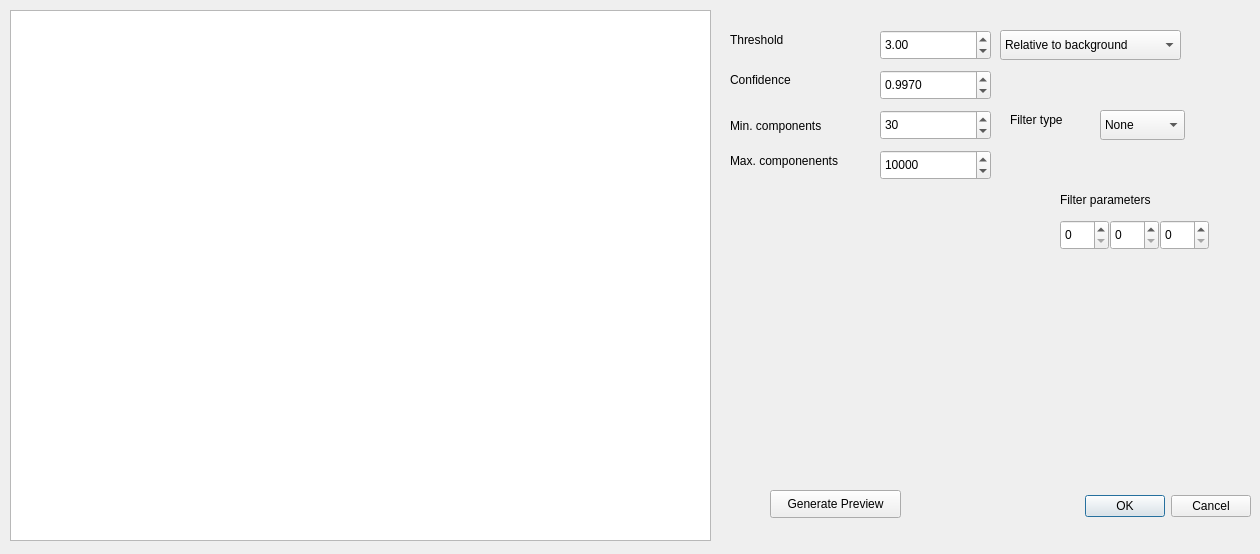
Before: the Qt Designer form apps/NSXQt/ui/DialogConvolve.ui in k61n/openhkl, drawn with Qt 5.
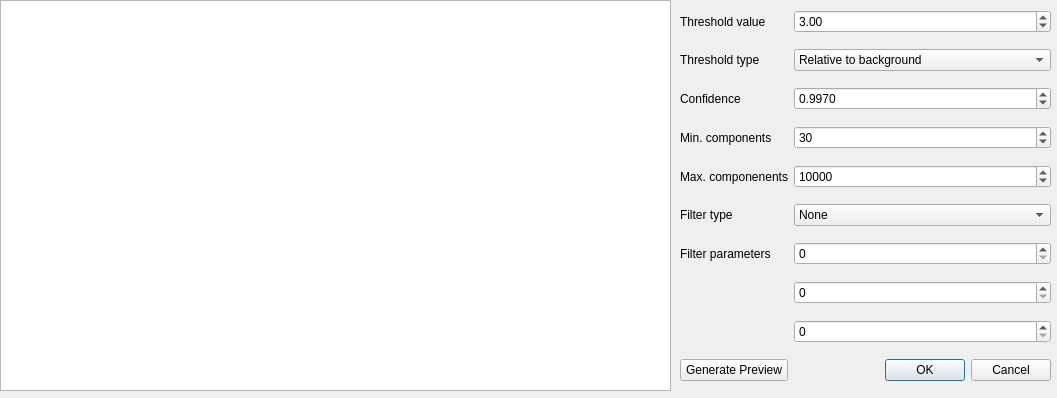
After: the same form once the commit is applied.

Commit message: improvement to peak find dialog, minor bugfixes, updated progress bar

Patch:
```diff
--- a/apps/NSXQt/ui/DialogConvolve.ui
+++ b/apps/NSXQt/ui/DialogConvolve.ui
@@ -6,8 +6,8 @@
    <rect>
     <x>0</x>
     <y>0</y>
-    <width>1260</width>
-    <height>554</height>
+    <width>1057</width>
+    <height>398</height>
    </rect>
   </property>
   <property name="windowTitle">
@@ -16,125 +16,28 @@
   <property name="modal">
    <bool>false</bool>
   </property>
-  <widget class="QDialogButtonBox" name="buttonBox">
-   <property name="geometry">
-    <rect>
-     <x>1080</x>
-     <y>490</y>
-     <width>171</width>
-     <height>32</height>
-    </rect>
-   </property>
-   <property name="orientation">
-    <enum>Qt::Horizontal</enum>
-   </property>
-   <property name="standardButtons">
-    <set>QDialogButtonBox::Cancel|QDialogButtonBox::Ok</set>
-   </property>
-  </widget>
   <widget class="QGraphicsView" name="graphicsView">
    <property name="geometry">
     <rect>
-     <x>10</x>
-     <y>10</y>
-     <width>701</width>
-     <height>531</height>
+     <x>0</x>
+     <y>0</y>
+     <width>671</width>
+     <height>391</height>
     </rect>
    </property>
   </widget>
-  <widget class="QPushButton" name="previewButton">
+  <widget class="QWidget" name="">
    <property name="geometry">
     <rect>
-     <x>770</x>
-     <y>490</y>
-     <width>131</width>
-     <height>28</height>
+     <x>680</x>
+     <y>0</y>
+     <width>371</width>
+     <height>391</height>
     </rect>
    </property>
-   <property name="text">
-    <string>Generate Preview</string>
-   </property>
-  </widget>
-  <widget class="QLabel" name="thresholdLabel">
-   <property name="geometry">
-    <rect>
-     <x>730</x>
-     <y>30</y>
-     <width>66</width>
-     <height>20</height>
-    </rect>
-   </property>
-   <property name="text">
-    <string>Threshold</string>
-   </property>
-  </widget>
-  <widget class="QDoubleSpinBox" name="thresholdSpinBox">
-   <property name="geometry">
-    <rect>
-     <x>880</x>
-     <y>30</y>
-     <width>111</width>
-     <height>30</height>
-    </rect>
-   </property>
-   <property name="maximum">
-    <double>1000000.000000000000000</double>
-   </property>
-   <property name="singleStep">
-    <double>0.100000000000000</double>
-   </property>
-   <property name="value">
-    <double>3.000000000000000</double>
-   </property>
-  </widget>
-  <widget class="QLabel" name="confidenceLabel">
-   <property name="geometry">
-    <rect>
-     <x>730</x>
-     <y>70</y>
-     <width>101</width>
-     <height>20</height>
-    </rect>
-   </property>
-   <property name="text">
-    <string>Confidence</string>
-   </property>
-  </widget>
-  <widget class="QLabel" name="minCompLabel">
-   <property name="geometry">
-    <rect>
-     <x>730</x>
-     <y>110</y>
-     <width>131</width>
-     <height>31</height>
-    </rect>
-   </property>
-   <property name="text">
-    <string>Min. components</string>
-   </property>
-  </widget>
-  <widget class="QLabel" name="maxCompLabel">
-   <property name="geometry">
-    <rect>
-     <x>730</x>
-     <y>150</y>
-     <width>141</width>
-     <height>21</height>
-    </rect>
-   </property>
-   <property name="text">
-    <string>Max. componenents</string>
-   </property>
-  </widget>
+   <layout class="QGridLayout" name="gridLayout">
+    <item row="1" column="2">
   <widget class="QComboBox" name="thresholdComboBox">
-   <property name="geometry">
-    <rect>
-     <x>1000</x>
-     <y>30</y>
-     <width>181</width>
-     <height>30</height>
-    </rect>
-   </property>
    <item>
     <property name="text">
      <string>Relative to background</string>
@@ -146,15 +49,9 @@
     </property>
    </item>
   </widget>
+    </item>
+    <item row="2" column="2">
   <widget class="QDoubleSpinBox" name="confidenceSpinBox">
-   <property name="geometry">
-    <rect>
-     <x>880</x>
-     <y>70</y>
-     <width>111</width>
-     <height>30</height>
-    </rect>
-   </property>
    <property name="decimals">
     <number>4</number>
    </property>
@@ -168,48 +65,9 @@
     <double>0.997000000000000</double>
    </property>
   </widget>
-  <widget class="QLabel" name="filterLabel">
-   <property name="geometry">
-    <rect>
-     <x>1010</x>
-     <y>110</y>
-     <width>81</width>
-     <height>20</height>
-    </rect>
-   </property>
-   <property name="text">
-    <string>Filter type</string>
-   </property>
-  </widget>
-  <widget class="QComboBox" name="filterComboBox">
-   <property name="geometry">
-    <rect>
-     <x>1100</x>
-     <y>110</y>
-     <width>85</width>
-     <height>30</height>
-    </rect>
-   </property>
-   <item>
-    <property name="text">
-     <string>None</string>
-    </property>
-   </item>
-   <item>
-    <property name="text">
-     <string>Annular</string>
-    </property>
-   </item>
-  </widget>
+    </item>
+    <item row="3" column="2">
   <widget class="QSpinBox" name="minCompBox">
-   <property name="geometry">
-    <rect>
-     <x>880</x>
-     <y>110</y>
-     <width>111</width>
-     <height>30</height>
-    </rect>
-   </property>
    <property name="maximum">
     <number>2000000000</number>
    </property>
@@ -217,15 +75,16 @@
     <number>30</number>
    </property>
   </widget>
+    </item>
+    <item row="4" column="0" colspan="2">
+     <widget class="QLabel" name="maxCompLabel">
+      <property name="text">
+       <string>Max. componenents</string>
+      </property>
+     </widget>
+    </item>
+    <item row="4" column="2">
   <widget class="QSpinBox" name="maxCompBox">
-   <property name="geometry">
-    <rect>
-     <x>880</x>
-     <y>150</y>
-     <width>111</width>
-     <height>30</height>
-    </rect>
-   </property>
    <property name="maximum">
     <number>2000000000</number>
    </property>
@@ -233,48 +92,103 @@
     <number>10000</number>
    </property>
   </widget>
-  <widget class="QSpinBox" name="parameter3">
-   <property name="geometry">
-    <rect>
-     <x>1160</x>
-     <y>220</y>
-     <width>49</width>
-     <height>30</height>
-    </rect>
-   </property>
-  </widget>
-  <widget class="QSpinBox" name="parameter2">
-   <property name="geometry">
-    <rect>
-     <x>1110</x>
-     <y>220</y>
-     <width>49</width>
-     <height>30</height>
-    </rect>
-   </property>
-  </widget>
-  <widget class="QSpinBox" name="parameter1">
-   <property name="geometry">
-    <rect>
-     <x>1060</x>
-     <y>220</y>
-     <width>49</width>
-     <height>30</height>
-    </rect>
-   </property>
-  </widget>
+    </item>
+    <item row="5" column="2">
+     <widget class="QComboBox" name="filterComboBox">
+      <item>
+       <property name="text">
+        <string>None</string>
+       </property>
+      </item>
+      <item>
+       <property name="text">
+        <string>Annular</string>
+       </property>
+      </item>
+     </widget>
+    </item>
+    <item row="6" column="2">
+     <widget class="QSpinBox" name="parameter1"/>
+    </item>
+    <item row="7" column="2">
+     <widget class="QSpinBox" name="parameter2"/>
+    </item>
+    <item row="8" column="2">
+     <widget class="QSpinBox" name="parameter3"/>
+    </item>
+    <item row="9" column="0" colspan="2">
+     <widget class="QPushButton" name="previewButton">
+      <property name="text">
+       <string>Generate Preview</string>
+      </property>
+     </widget>
+    </item>
+    <item row="9" column="2">
+     <widget class="QDialogButtonBox" name="buttonBox">
+      <property name="orientation">
+       <enum>Qt::Horizontal</enum>
+      </property>
+      <property name="standardButtons">
+       <set>QDialogButtonBox::Cancel|QDialogButtonBox::Ok</set>
+      </property>
+     </widget>
+    </item>
+    <item row="3" column="0" colspan="2">
+     <widget class="QLabel" name="minCompLabel">
+      <property name="text">
+       <string>Min. components</string>
+      </property>
+     </widget>
+    </item>
+    <item row="2" column="0" colspan="2">
+     <widget class="QLabel" name="confidenceLabel">
+      <property name="text">
+       <string>Confidence</string>
+      </property>
+     </widget>
+    </item>
+    <item row="0" column="2">
+     <widget class="QDoubleSpinBox" name="thresholdSpinBox">
+      <property name="maximum">
+       <double>1000000.000000000000000</double>
+      </property>
+      <property name="singleStep">
+       <double>0.100000000000000</double>
+      </property>
+      <property name="value">
+       <double>3.000000000000000</double>
+      </property>
+     </widget>
+    </item>
+    <item row="0" column="0" colspan="2">
+     <widget class="QLabel" name="thresholdLabel">
+      <property name="text">
+       <string>Threshold value</string>
+      </property>
+     </widget>
+    </item>
+    <item row="1" column="0" colspan="2">
+     <widget class="QLabel" name="label_2">
+      <property name="text">
+       <string>Threshold type</string>
+      </property>
+     </widget>
+    </item>
+    <item row="5" column="0" colspan="2">
+     <widget class="QLabel" name="filterLabel">
+      <property name="text">
+       <string>Filter type</string>
+      </property>
+     </widget>
+    </item>
+    <item row="6" column="0" colspan="2">
   <widget class="QLabel" name="label">
-   <property name="geometry">
-    <rect>
-     <x>1060</x>
-     <y>190</y>
-     <width>131</width>
-     <height>20</height>
-    </rect>
-   </property>
    <property name="text">
     <string>Filter parameters</string>
    </property>
+     </widget>
+    </item>
+   </layout>
   </widget>
  </widget>
  <resources/>
```
Lines whose indentation alone changed are shown as unchanged. The commit also changes 12 other files.
